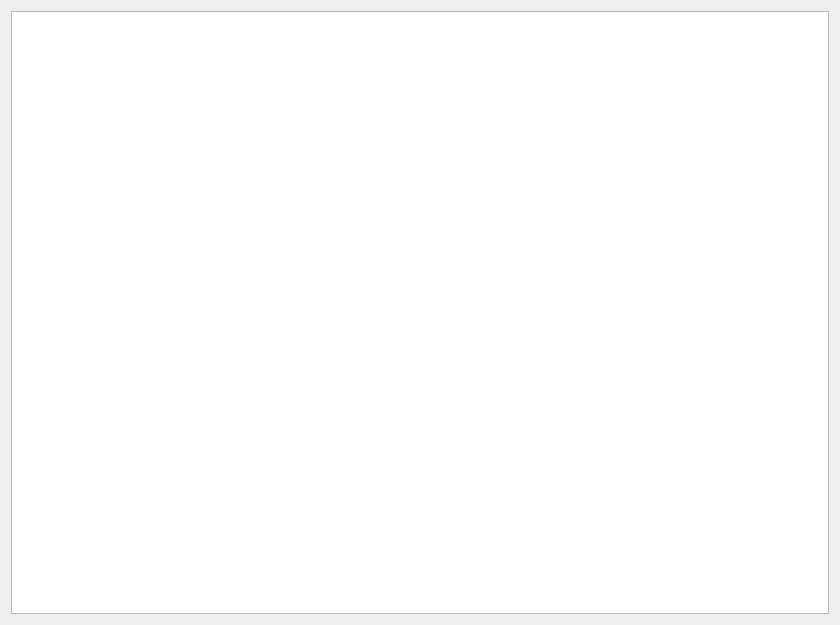
Above: widget.ui from Cravvley/SpaceInvader before the change. Below: the same form after it.
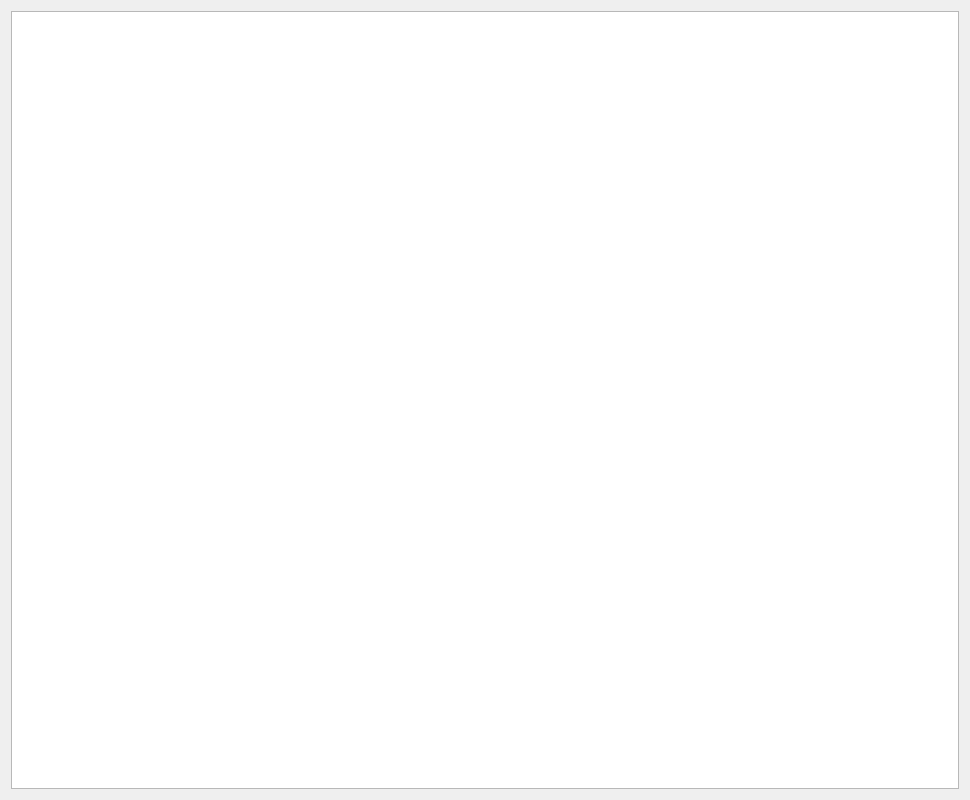
That is the form after the change.

```diff
--- a/widget.ui
+++ b/widget.ui
@@ -6,8 +6,8 @@
    <rect>
     <x>0</x>
     <y>0</y>
-    <width>840</width>
-    <height>625</height>
+    <width>970</width>
+    <height>800</height>
    </rect>
   </property>
   <property name="windowTitle">
```
